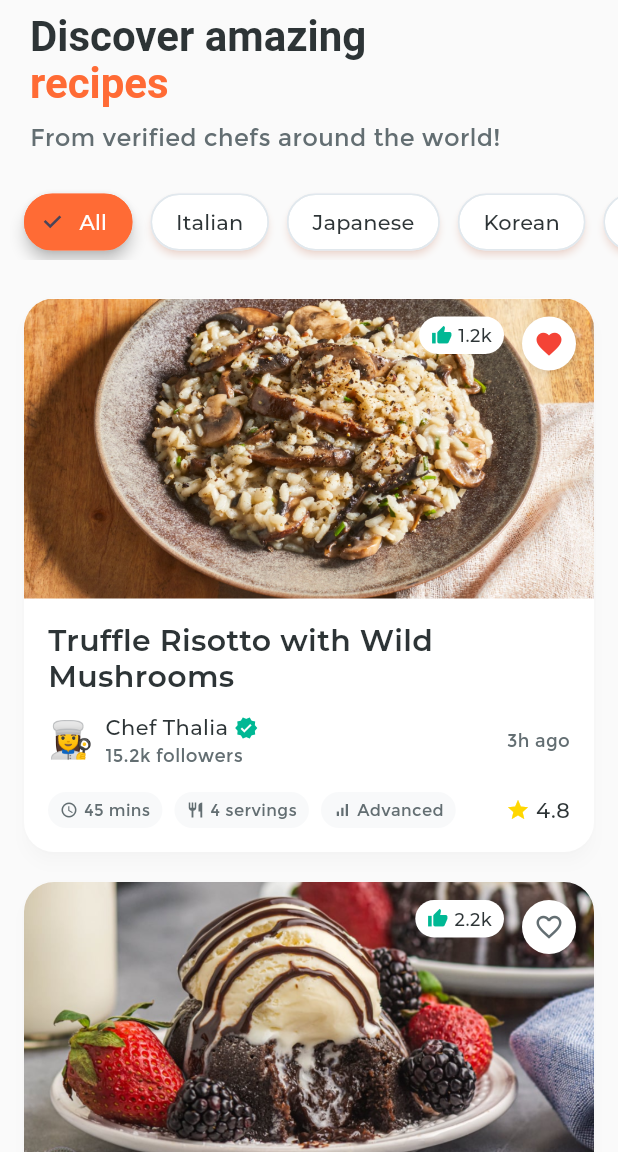
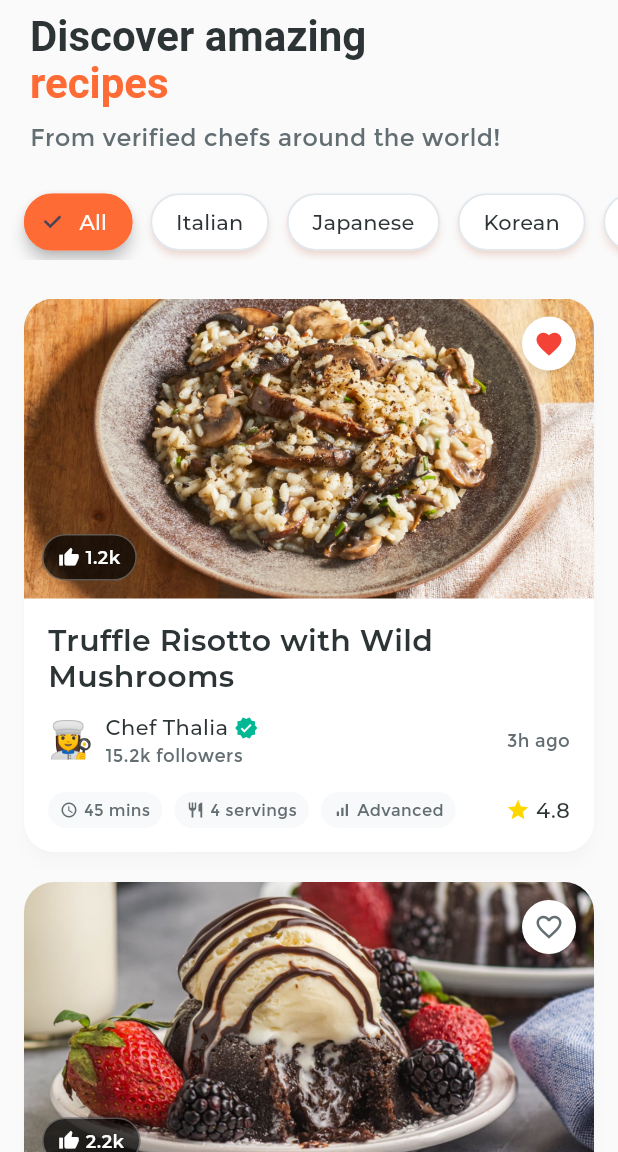
Before and after one commit to ailadonayre/Flavorful-App, a Flutter app: the screen it shows after launch, on a phone screen of 412 x 824 dp, the part 84-1236 px from its top. Run offline on Flutter 3.47's test engine with Material 3 defaults, Android fonts, the phone set to English and light mode, and no system bars; accounts and stored records are empty; project files that could hold a hidden picture were left out.

Commit message:
Fixed recipe stats

```diff
--- a/lib/widgets/recipe_card.dart
+++ b/lib/widgets/recipe_card.dart
@@ -158,28 +158,32 @@ class _RecipeCardState extends State<RecipeCard> with SingleTickerProviderStateM
             ),
           ),
 
-          // Likes Counter
+          // Likes Counter - Moved to bottom-left corner
           Positioned(
-            top: 12,
-            right: 60,
+            bottom: 12,
+            left: 12,
             child: Container(
-              padding: EdgeInsets.symmetric(horizontal: 8, vertical: 4),
+              padding: EdgeInsets.symmetric(horizontal: 10, vertical: 6),
               decoration: BoxDecoration(
-                color: AppColors.surface,
+                color: Colors.black.withValues(alpha: 0.7),
                 borderRadius: BorderRadius.circular(20),
+                border: Border.all(
+                  color: Colors.white.withValues(alpha: 0.3),
+                  width: 1,
+                ),
               ),
               child: Row(
                 mainAxisSize: MainAxisSize.min,
                 children: [
-                  Icon(Icons.thumb_up, color: AppColors.accent, size: 14),
+                  Icon(Icons.thumb_up, color: Colors.white, size: 14),
                   SizedBox(width: 4),
                   Text(
                     widget.recipe.formattedLikes,
                     style: TextStyle(
                       fontFamily: AppTheme.fontFamily,
                       fontSize: 12,
-                      fontWeight: FontWeight.w500,
-                      color: AppColors.textPrimary,
+                      fontWeight: FontWeight.w600,
+                      color: Colors.white,
                     ),
                   ),
                 ],
@@ -187,7 +191,7 @@ class _RecipeCardState extends State<RecipeCard> with SingleTickerProviderStateM
             ),
           ),
 
-          // Favorite Button
+          // Favorite Button - Keep in top-right
           Positioned(
             top: 12,
             right: 12,
```
Also changed, not shown: lib/screens/home_screen.dart (+21 -5 lines), lib/screens/profile_screen.dart (+11 -21 lines), lib/screens/recipe_detail_screen.dart (+85 -39 lines).
